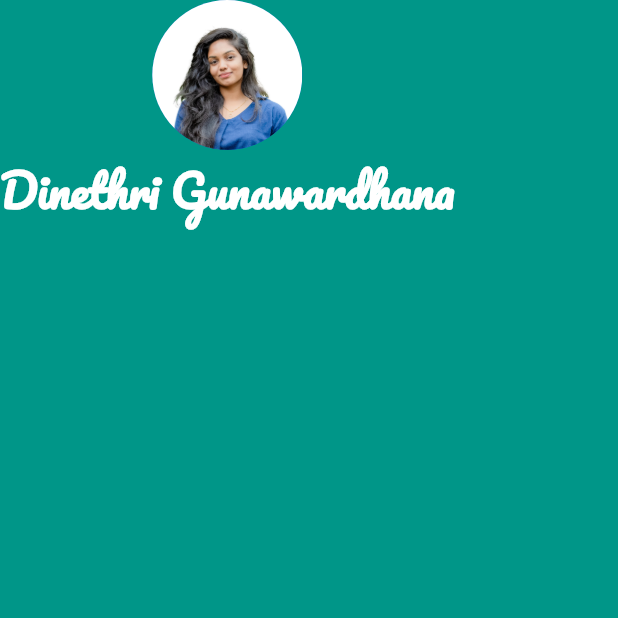
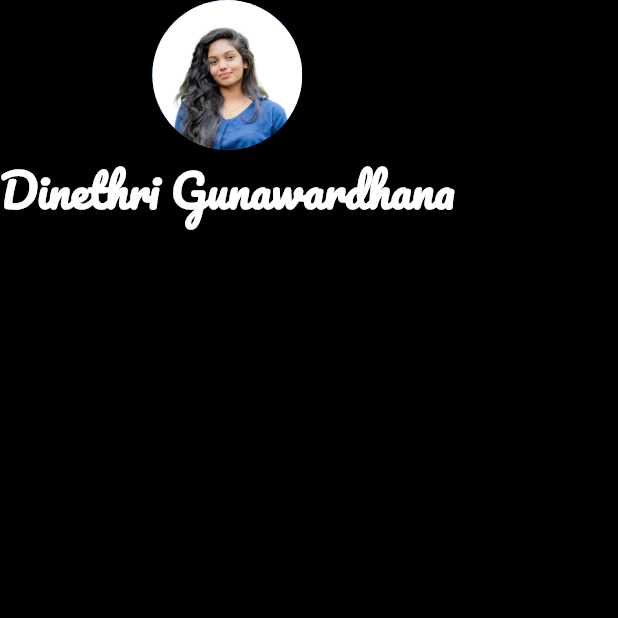
Before and after one commit to Dinethri00/Flutter_Basic, a Flutter app: the screen it shows after launch, on a phone screen of 412 x 824 dp, the top half of it. Run offline on Flutter 3.47's test engine with Material 2 defaults, Android fonts, the phone set to English and light mode, and no system bars.

Commit message:
color changed

```diff
--- a/lib/main.dart
+++ b/lib/main.dart
@@ -12,7 +12,7 @@ void main() {
       return MaterialApp(
       debugShowCheckedModeBanner:false,
       home: Scaffold  (
-          backgroundColor: Colors.teal,
+          backgroundColor: Colors.black,
           body: SafeArea(
             child: Column(
               children: [
```
Also changed, not shown: pubspec.lock.
